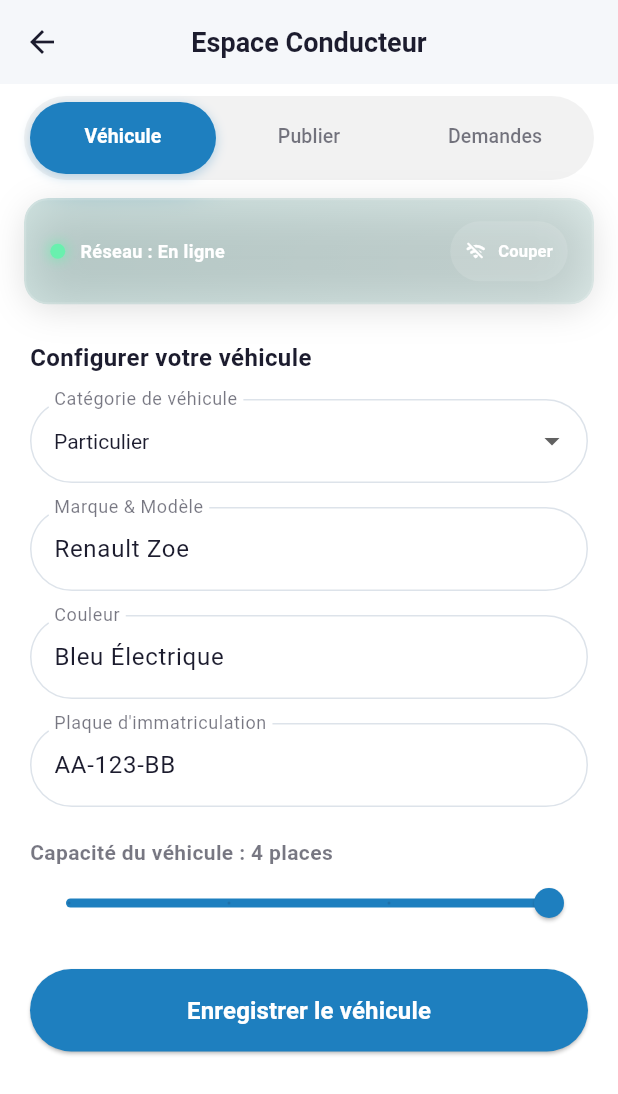
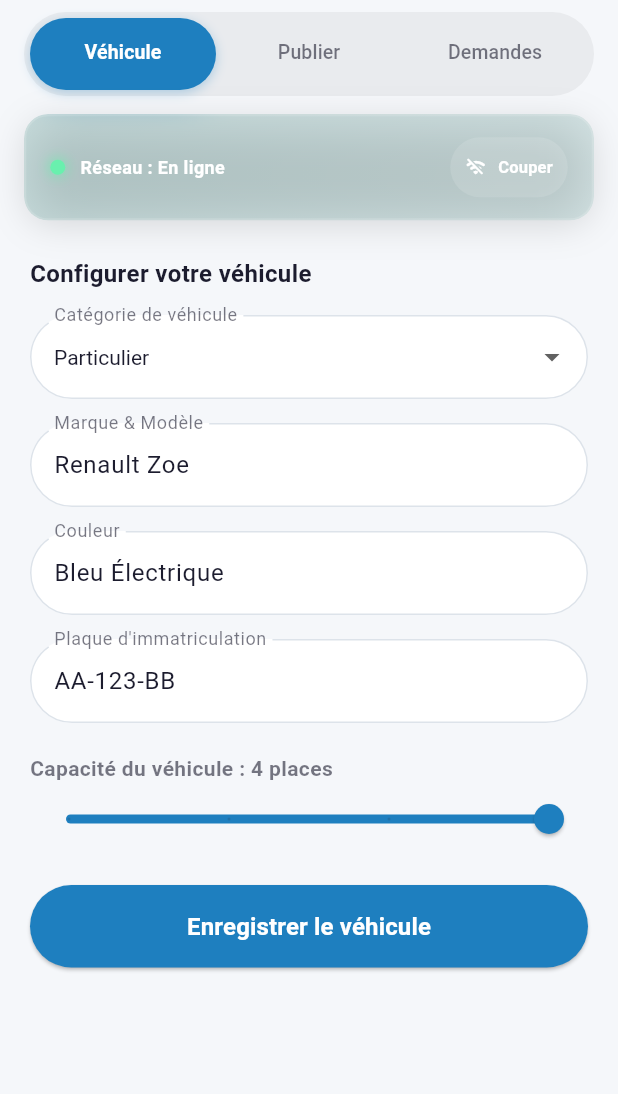
Before and after one commit to Makhtar1927/Covoiturage, a Flutter app: the DriverPortal screen opened directly, on a phone screen of 412 x 824 dp. Shown: the top 1094 px of the screen. Run offline on Flutter 3.47's test engine with Material 3 defaults, Android fonts, the phone set to English and light mode, and no system bars; our stand-ins replace flutter_riverpod, hive_flutter; accounts and stored records are empty.

```diff
--- a/lib/screens/carnet_voyage_screen.dart
+++ b/lib/screens/carnet_voyage_screen.dart
@@ -124,11 +124,6 @@ class CarnetVoyageScreen extends ConsumerWidget {
                   ),
                 ],
               ),
-              title: const Text(
-                'Carnet de Voyage',
-                style: TextStyle(fontWeight: FontWeight.bold, fontSize: 18),
-              ),
-              titlePadding: const EdgeInsets.fromLTRB(16, 0, 0, 12),
             ),
           ),
 
--- a/lib/screens/driver_portal.dart
+++ b/lib/screens/driver_portal.dart
@@ -249,13 +249,6 @@ class _DriverPortalState extends ConsumerState<DriverPortal> with SingleTickerPr
     final dividerColor = cs.onSurface.withValues(alpha: 0.12);
 
     return Scaffold(
-      backgroundColor: cs.surface,
-      appBar: AppBar(
-        title: Text(
-          "Espace Conducteur",
-          style: TextStyle(fontWeight: FontWeight.bold, color: textColor),
-        ),
-      ),
       body: Column(
         children: [
           // Floating Pill Tab Selector
```
Also changed, not shown: lib/screens/passenger_search.dart (+21 -15 lines), 1 other file.
